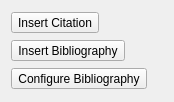
KDE/calligra, file plugins/textshape/dialogs/SimpleCitationBibliographyWidget.ui: the form before one commit.
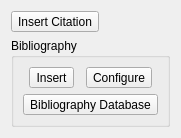
The form after the commit. Custom widgets are drawn as their Qt base class.

Commit message: Bibliography database user interface. Loads citation database from sqlite file.

```diff
--- a/plugins/textshape/dialogs/SimpleCitationBibliographyWidget.ui
+++ b/plugins/textshape/dialogs/SimpleCitationBibliographyWidget.ui
@@ -6,8 +6,8 @@
    <rect>
     <x>0</x>
     <y>0</y>
-    <width>174</width>
-    <height>102</height>
+    <width>180</width>
+    <height>137</height>
    </rect>
   </property>
   <property name="sizePolicy">
@@ -16,7 +16,7 @@
     <verstretch>0</verstretch>
    </sizepolicy>
   </property>
-  <layout class="QVBoxLayout" name="verticalLayout">
+  <layout class="QVBoxLayout" name="verticalLayout_2">
    <item>
     <widget class="QToolButton" name="addCitation">
      <property name="toolTip">
@@ -31,9 +31,17 @@
     </widget>
    </item>
    <item>
+    <widget class="QGroupBox" name="bibGroupBox">
+     <property name="title">
+      <string>Bibliography</string>
+     </property>
+     <layout class="QVBoxLayout" name="verticalLayout">
+      <item>
+       <layout class="QHBoxLayout" name="horizontalLayout">
+        <item>
     <widget class="FormattingButton" name="addBibliography">
      <property name="text">
-      <string>Insert Bibliography</string>
+           <string>Insert</string>
      </property>
      <property name="popupMode">
       <enum>QToolButton::InstantPopup</enum>
@@ -52,8 +60,20 @@
       <string>Configure bibliography</string>
      </property>
      <property name="text">
-      <string>Configure Bibliography</string>
-     </property>
+           <string>Configure</string>
+          </property>
+         </widget>
+        </item>
+       </layout>
+      </item>
+      <item>
+       <widget class="QToolButton" name="bibliographyDatabase">
+        <property name="text">
+         <string>Bibliography Database</string>
+        </property>
+       </widget>
+      </item>
+     </layout>
     </widget>
    </item>
   </layout>
```
Lines whose indentation alone changed are shown as unchanged. The commit also changes 7 other files.
